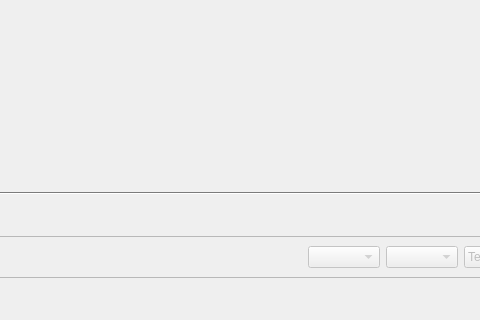
This is ui/main_window.ui in cceh/byzanz-capture as Qt 5 draws it before an edit; both pictures show x 814 to 1294 and y 438 to 758 of the 1443 by 758 pixel window. The edited form follows.
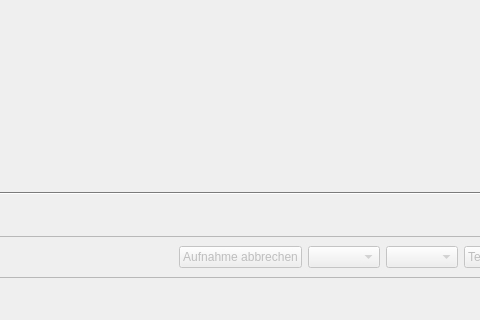
This is the edited form. Icons and pictures are not drawn. Custom widgets are drawn as their Qt base class.

The edit to the form file:
```diff
--- a/ui/main_window.ui
+++ b/ui/main_window.ui
@@ -425,6 +425,13 @@
          </property>
         </spacer>
        </item>
+       <item>
+        <widget class="QPushButton" name="cancelCaptureButton">
+         <property name="text">
+          <string>Aufnahme abbrechen</string>
+         </property>
+        </widget>
+       </item>
        <item>
         <widget class="QComboBox" name="shutterSpeedSelect">
          <property name="maxVisibleItems">
```
Left out of the diff: 27 changed lines with no effect on the pictures.
